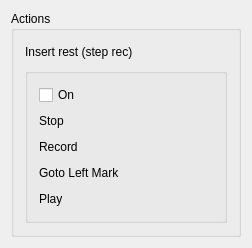
Above: muse3/muse/mplugins/mrconfigbase.ui from emrum/muse before the change. Below: the same form after it.
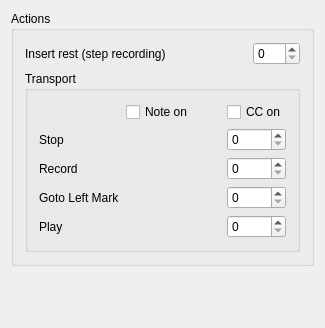
That is the form after the change. Custom widgets are drawn as their Qt base class.

```diff
--- a/muse3/muse/mplugins/mrconfigbase.ui
+++ b/muse3/muse/mplugins/mrconfigbase.ui
@@ -6,8 +6,8 @@
    <rect>
     <x>0</x>
     <y>0</y>
-    <width>252</width>
-    <height>247</height>
+    <width>325</width>
+    <height>328</height>
    </rect>
   </property>
   <property name="windowTitle">
@@ -25,7 +25,7 @@
         <item>
          <widget class="QLabel" name="label">
           <property name="text">
-           <string>Insert rest (step rec) </string>
+           <string>Insert rest (step recording) </string>
           </property>
          </widget>
         </item>
@@ -45,50 +45,31 @@
           </property>
          </spacer>
         </item>
+        <item>
+         <widget class="MusEGui::PitchEdit" name="steprec_box" native="true">
+          <property name="toolTip">
+           <string>Note on value</string>
+          </property>
+         </widget>
+        </item>
+        <item>
+         <widget class="QSpinBox" name="sbInsertRestCC">
+          <property name="toolTip">
+           <string>Control change value</string>
+          </property>
+          <property name="maximum">
+           <number>127</number>
+          </property>
+         </widget>
+        </item>
        </layout>
       </item>
       <item>
        <widget class="QGroupBox" name="GroupBox2">
         <property name="title">
-         <string/>
+         <string>Transport</string>
         </property>
         <layout class="QGridLayout" name="gridLayout">
-         <item row="0" column="0" colspan="3">
-          <widget class="QCheckBox" name="b1">
-           <property name="text">
-            <string>On</string>
-           </property>
-          </widget>
-         </item>
-         <item row="1" column="0">
-          <widget class="QLabel" name="TextLabel1">
-           <property name="text">
-            <string>Stop</string>
-           </property>
-           <property name="wordWrap">
-            <bool>false</bool>
-           </property>
-          </widget>
-         </item>
-         <item row="1" column="1">
-          <widget class="MusEGui::PitchEdit" name="sb1" native="true"/>
-         </item>
-         <item row="1" column="2">
-          <spacer name="Spacer1">
-           <property name="orientation">
-            <enum>Qt::Horizontal</enum>
-           </property>
-           <property name="sizeType">
-            <enum>QSizePolicy::Expanding</enum>
-           </property>
-           <property name="sizeHint" stdset="0">
-            <size>
-             <width>101</width>
-             <height>20</height>
-            </size>
-           </property>
-          </spacer>
-         </item>
          <item row="2" column="0">
           <widget class="QLabel" name="TextLabel2">
            <property name="text">
@@ -99,24 +80,60 @@
            </property>
           </widget>
          </item>
+         <item row="0" column="4">
+          <widget class="QCheckBox" name="b2">
+           <property name="text">
+            <string>CC on</string>
+           </property>
+          </widget>
+         </item>
+         <item row="2" column="3">
+          <spacer name="Spacer2">
+           <property name="orientation">
+            <enum>Qt::Horizontal</enum>
+           </property>
+           <property name="sizeType">
+            <enum>QSizePolicy::Expanding</enum>
+           </property>
+           <property name="sizeHint" stdset="0">
+            <size>
+             <width>20</width>
+             <height>20</height>
+            </size>
+           </property>
+          </spacer>
+         </item>
+         <item row="4" column="3">
+          <spacer name="Spacer4">
+           <property name="orientation">
+            <enum>Qt::Horizontal</enum>
+           </property>
+           <property name="sizeType">
+            <enum>QSizePolicy::Expanding</enum>
+           </property>
+           <property name="sizeHint" stdset="0">
+            <size>
+             <width>20</width>
+             <height>20</height>
+            </size>
+           </property>
+          </spacer>
+         </item>
+         <item row="4" column="1">
+          <widget class="MusEGui::PitchEdit" name="sb4" native="true"/>
+         </item>
          <item row="2" column="1">
           <widget class="MusEGui::PitchEdit" name="sb2" native="true"/>
          </item>
-         <item row="2" column="2">
-          <spacer name="Spacer2">
-           <property name="orientation">
-            <enum>Qt::Horizontal</enum>
+         <item row="1" column="0">
+          <widget class="QLabel" name="TextLabel1">
+           <property name="text">
+            <string>Stop</string>
            </property>
-           <property name="sizeType">
-            <enum>QSizePolicy::Expanding</enum>
+           <property name="wordWrap">
+            <bool>false</bool>
            </property>
-           <property name="sizeHint" stdset="0">
-            <size>
-             <width>20</width>
-             <height>20</height>
-            </size>
-           </property>
-          </spacer>
+          </widget>
          </item>
          <item row="3" column="0">
           <widget class="QLabel" name="TextLabel3">
@@ -128,25 +145,35 @@
            </property>
           </widget>
          </item>
+         <item row="3" column="4">
+          <widget class="QSpinBox" name="sbGotoLeftMarkCC">
+           <property name="maximum">
+            <number>127</number>
+           </property>
+          </widget>
+         </item>
+         <item row="1" column="1">
+          <widget class="MusEGui::PitchEdit" name="sb1" native="true"/>
+         </item>
+         <item row="3" column="3">
+          <spacer name="Spacer3">
+           <property name="orientation">
+            <enum>Qt::Horizontal</enum>
+           </property>
+           <property name="sizeType">
+            <enum>QSizePolicy::Expanding</enum>
+           </property>
+           <property name="sizeHint" stdset="0">
+            <size>
+             <width>20</width>
+             <height>20</height>
+            </size>
+           </property>
+          </spacer>
+         </item>
          <item row="3" column="1">
           <widget class="MusEGui::PitchEdit" name="sb3" native="true"/>
          </item>
-         <item row="3" column="2">
-          <spacer name="Spacer3">
-           <property name="orientation">
-            <enum>Qt::Horizontal</enum>
-           </property>
-           <property name="sizeType">
-            <enum>QSizePolicy::Expanding</enum>
-           </property>
-           <property name="sizeHint" stdset="0">
-            <size>
-             <width>20</width>
-             <height>20</height>
-            </size>
-           </property>
-          </spacer>
-         </item>
          <item row="4" column="0">
           <widget class="QLabel" name="TextLabel4">
            <property name="text">
@@ -157,11 +184,8 @@
            </property>
           </widget>
          </item>
-         <item row="4" column="1">
-          <widget class="MusEGui::PitchEdit" name="sb4" native="true"/>
-         </item>
-         <item row="4" column="2">
-          <spacer name="Spacer4">
+         <item row="1" column="3">
+          <spacer name="Spacer1">
            <property name="orientation">
             <enum>Qt::Horizontal</enum>
            </property>
@@ -170,12 +194,40 @@
            </property>
            <property name="sizeHint" stdset="0">
             <size>
-             <width>20</width>
+             <width>101</width>
              <height>20</height>
             </size>
            </property>
           </spacer>
          </item>
+         <item row="2" column="4">
+          <widget class="QSpinBox" name="sbRecCC">
+           <property name="maximum">
+            <number>127</number>
+           </property>
+          </widget>
+         </item>
+         <item row="1" column="4">
+          <widget class="QSpinBox" name="sbStopCC">
+           <property name="maximum">
+            <number>127</number>
+           </property>
+          </widget>
+         </item>
+         <item row="4" column="4">
+          <widget class="QSpinBox" name="sbPlayCC">
+           <property name="maximum">
+            <number>127</number>
+           </property>
+          </widget>
+         </item>
+         <item row="0" column="1">
+          <widget class="QCheckBox" name="b1">
+           <property name="text">
+            <string>Note on</string>
+           </property>
+          </widget>
+         </item>
         </layout>
        </widget>
       </item>
```
Left out of the diff: 3 changed lines with no effect on the pictures.
